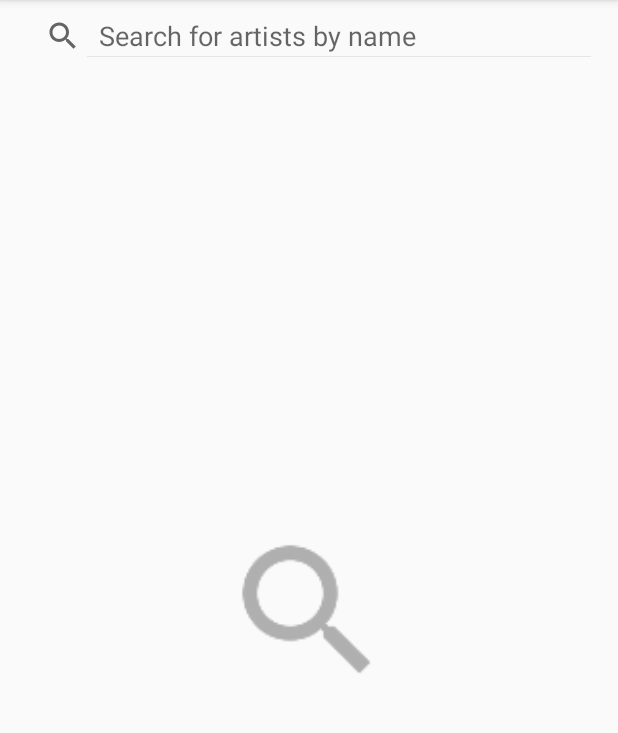
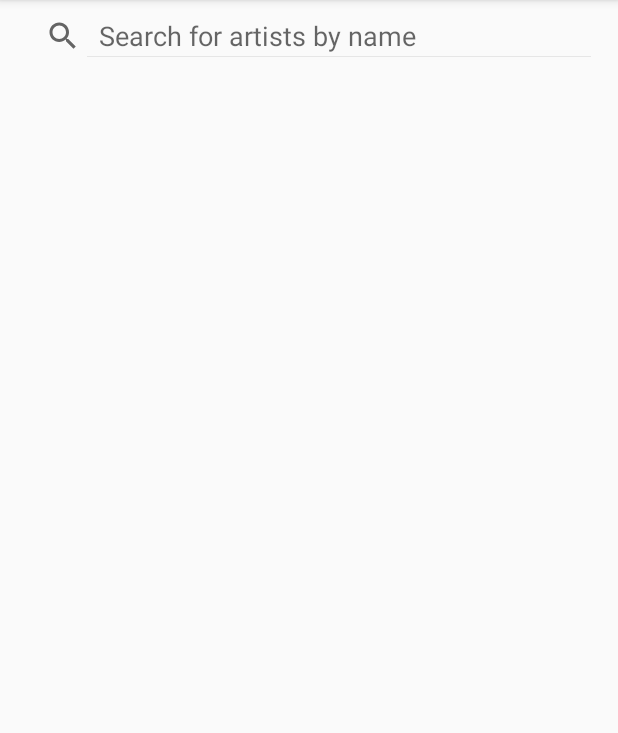
Before and after one commit to chrisolsen/coursera-spotify, an Android app: the screen it shows after launch (ArtistSearchActivity), on a phone screen of 412 x 824 dp, the part 84-817 px from its top. Run offline under Robolectric (Android 15) with nearby library versions, the phone set to English and light mode, and no system bars; our stand-ins replace Picasso.

Commit message:
no longer show a magnifying glass in the artist search layout

```diff
--- a/app/src/main/java/org/chrisolsen/spotify/ArtistSearchActivityFragment.java
+++ b/app/src/main/java/org/chrisolsen/spotify/ArtistSearchActivityFragment.java
@@ -36,7 +36,6 @@ public class ArtistSearchActivityFragment extends Fragment implements LoaderMana
     private SearchView mSearchText;
     private View mNoResults;
     private View mSearchInstructions;
-    private ImageView mSearchIndicator;
     private InputMethodManager mImm;
 
     private ContentValues[] mSearchResults;
@@ -53,9 +52,14 @@ public class ArtistSearchActivityFragment extends Fragment implements LoaderMana
         mListView = (ListView)layout.findViewById(android.R.id.list);
         mNoResults = layout.findViewById(android.R.id.empty);
         mSearchInstructions = layout.findViewById(R.id.artists_search_instructions);
-        mSearchIndicator = (ImageView) layout.findViewById(R.id.artist_search_indicator);
+
         mImm = (InputMethodManager) getActivity().getSystemService(Context.INPUT_METHOD_SERVICE);
         mSearchText = (SearchView) layout.findViewById(R.id.searchText);
+
+        // is always spinning, just shown or hidden
+        ImageView searchSpinner = (ImageView) layout.findViewById(R.id.artist_search_indicator);
+        Animation spin = AnimationUtils.loadAnimation(context, R.anim.rotate_around_center);
+        searchSpinner.startAnimation(spin);
 
         mSearchText.setIconifiedByDefault(false);
         mSearchText.setQueryHint(getResources().getString(R.string.artists_search_instructions));
@@ -69,9 +73,7 @@ public class ArtistSearchActivityFragment extends Fragment implements LoaderMana
             @Override
             public boolean onQueryTextChange(String newText) {
                 if (newText == null || newText.length() == 0) {
-                    mSearchIndicator.setImageResource(R.mipmap.ic_search_dark);
-                    mSearchIndicator.clearAnimation();
-                    mSearchInstructions.setVisibility(View.VISIBLE);
+                    mSearchInstructions.setVisibility(View.GONE);
                     mListView.setVisibility(View.GONE);
 
                     return true;
@@ -163,15 +165,14 @@ public class ArtistSearchActivityFragment extends Fragment implements LoaderMana
             mImm.hideSoftInputFromWindow(mSearchText.getWindowToken(), 0);
 
             if (filter.length() > 0) {
-                Animation animation = AnimationUtils.loadAnimation(getActivity(), R.anim.rotate_around_center);
-                mSearchIndicator.startAnimation(animation);
-                mSearchIndicator.setImageResource(R.mipmap.ic_spinner);
+                mSearchInstructions.setVisibility(View.VISIBLE);
             }
 
             return new ArtistSearchLoader(getActivity(), filter);
 
         } catch (NetworkErrorException e) {
             Toast.makeText(getActivity(), R.string.no_internet, Toast.LENGTH_SHORT).show();
+            mSearchInstructions.setVisibility(View.GONE);
             return null;
         }
     }
@@ -181,20 +182,17 @@ public class ArtistSearchActivityFragment extends Fragment implements LoaderMana
         boolean hasFilter = mSearchText.getQuery().length() > 0;
         boolean hasData = data.size() > 0;
 
+        mSearchInstructions.setVisibility(View.GONE);
+
         if (!hasFilter && !hasData) {
-            mSearchInstructions.setVisibility(View.VISIBLE);
-            mSearchInstructions.clearAnimation();
-            mSearchIndicator.setImageResource(R.mipmap.ic_search_dark);
             mListView.setVisibility(View.GONE);
             mNoResults.setVisibility(View.GONE);
         } else
         if (hasFilter && hasData) {
-            mSearchInstructions.setVisibility(View.GONE);
             mListView.setVisibility(View.VISIBLE);
             mNoResults.setVisibility(View.GONE);
         } else
         if (hasFilter && !hasData) {
-            mSearchInstructions.setVisibility(View.GONE);
             mListView.setVisibility(View.GONE);
             mNoResults.setVisibility(View.VISIBLE);
         }
--- a/app/src/main/res/layout/artist_search_fragment.xml
+++ b/app/src/main/res/layout/artist_search_fragment.xml
@@ -17,11 +17,12 @@
         android:layout_width="match_parent"
         android:layout_height="match_parent"
         android:orientation="vertical"
+        android:visibility="gone"
         android:gravity="center">
 
         <ImageView
             android:id="@+id/artist_search_indicator"
-            android:src="@mipmap/ic_search_dark"
+            android:src="@mipmap/ic_spinner"
             android:layout_width="100dp"
             android:layout_height="100dp"
             android:layout_gravity="center_horizontal"
```
